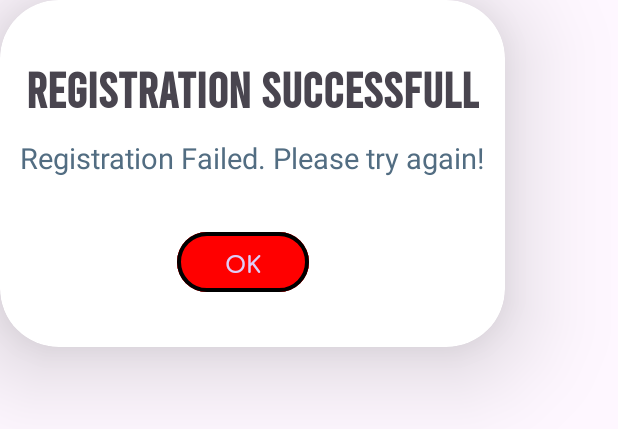
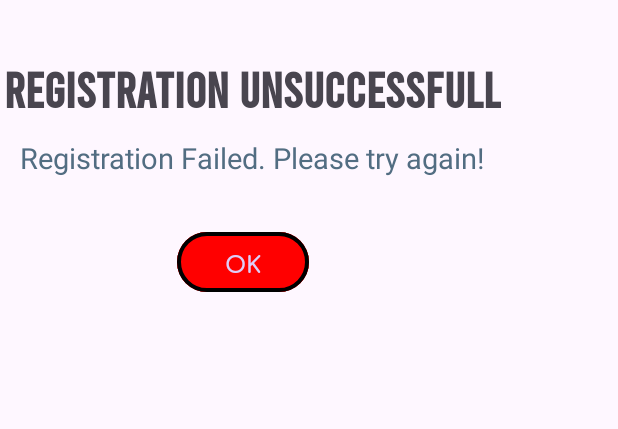
Before and after one commit to Sumeet7774/PassVault-Android-PasswordManager-App, an Android app: the layout custom_registration_unsuccessfull_dialog_box.xml on its own in the app's theme, with its tools: preview values and no code run, on a phone screen of 412 x 824 dp. Shown: the top 429 px of the screen. Run offline under Robolectric (Android 15) with nearby library versions, the phone set to English and light mode, and no system bars.

Commit message:
Made changes in the dialog boxes. And added dependency of mysql

```diff
--- a/app/build.gradle
+++ b/app/build.gradle
@@ -35,7 +35,6 @@ dependencies {
     implementation libs.material
     implementation libs.activity
     implementation libs.constraintlayout
-    implementation files('libs/mysql-connector-j-8.3.0.jar')
 
     testImplementation libs.junit
     androidTestImplementation libs.ext.junit
@@ -47,7 +46,6 @@ dependencies {
     implementation libs.appcompat
     implementation libs.material
 
-    implementation files('libs/mysql-connector-java-8.3.0.jar')
     implementation libs.volley
 
 }
--- a/app/src/main/res/layout/custom_registration_successfull_dialog_box.xml
+++ b/app/src/main/res/layout/custom_registration_successfull_dialog_box.xml
@@ -2,8 +2,9 @@
 <androidx.cardview.widget.CardView xmlns:android="http://schemas.android.com/apk/res/android"
     android:layout_width="wrap_content"
     android:layout_height="wrap_content"
-    app:cardElevation="@dimen/_30sdp"
+    app:cardElevation="0dp"
     xmlns:app="http://schemas.android.com/apk/res-auto"
+    app:cardBackgroundColor="@android:color/transparent"
     app:cardCornerRadius="@dimen/_30sdp">
 
     <androidx.constraintlayout.widget.ConstraintLayout
--- a/app/src/main/res/layout/custom_registration_unsuccessfull_dialog_box.xml
+++ b/app/src/main/res/layout/custom_registration_unsuccessfull_dialog_box.xml
@@ -2,8 +2,9 @@
 <androidx.cardview.widget.CardView xmlns:android="http://schemas.android.com/apk/res/android"
     android:layout_width="wrap_content"
     android:layout_height="wrap_content"
-    app:cardElevation="@dimen/_30sdp"
+    app:cardElevation="0dp"
     xmlns:app="http://schemas.android.com/apk/res-auto"
+    app:cardBackgroundColor="@android:color/transparent"
     app:cardCornerRadius="@dimen/_30sdp">
 
     <androidx.constraintlayout.widget.ConstraintLayout
@@ -14,7 +15,7 @@
             android:id="@+id/registrationUnsuccessful_textview"
             android:layout_width="wrap_content"
             android:layout_height="wrap_content"
-            android:text="Registration Successfull"
+            android:text="Registration Unsuccessfull"
             android:textStyle="bold"
             android:textSize="@dimen/_25sdp"
             android:layout_marginTop="@dimen/_30sdp"
```
Also changed, not shown: 1 other file.
